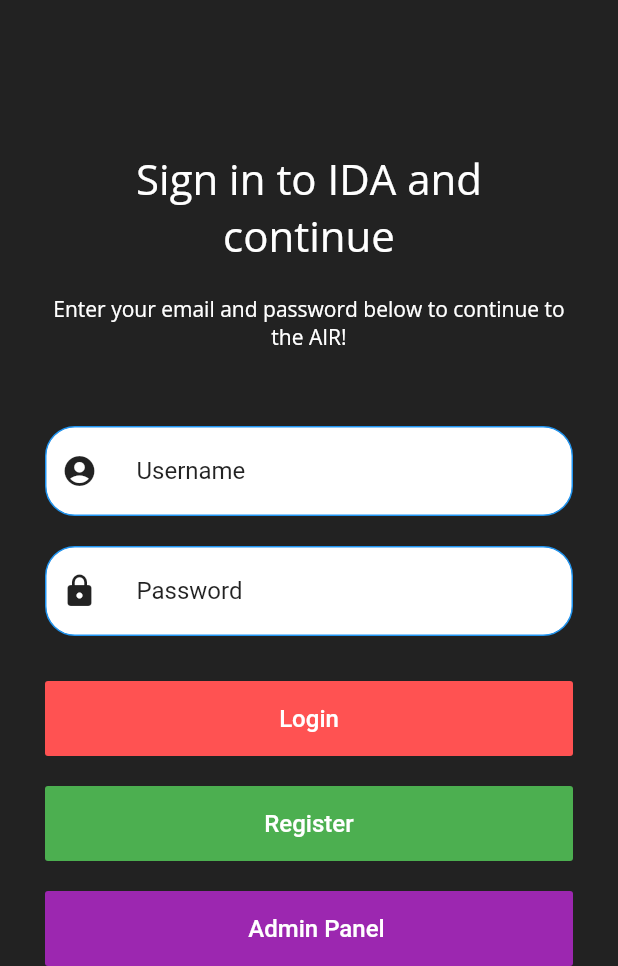
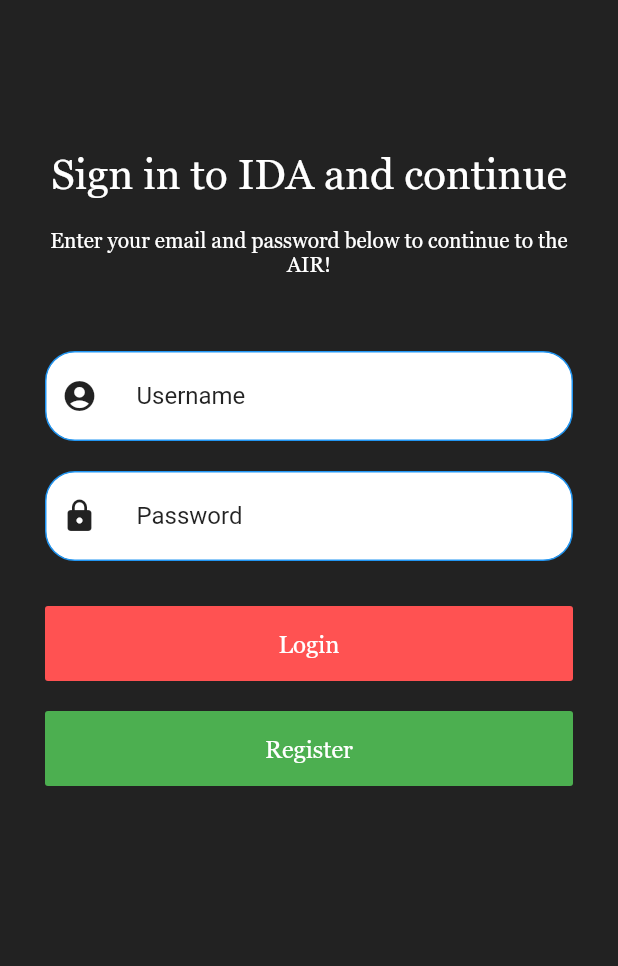
Before and after one commit to atharjaved15/air_app, a Flutter app: the screen it shows after launch, after a tap on "Get Started", on a phone screen of 412 x 824 dp, the part 270-1236 px from its top. Run offline on Flutter 3.47's test engine with Material 2 defaults, Android fonts, the phone set to English and light mode, and no system bars; our stand-ins replace animated_splash_screen, google_fonts.

Commit message:
Changes Made

```diff
--- a/lib/Start.dart
+++ b/lib/Start.dart
@@ -1,4 +1,5 @@
 import 'package:flutter/material.dart';
+import 'package:google_fonts/google_fonts.dart';
 import 'loginScreen.dart';
 class Start extends StatelessWidget {
 
@@ -31,13 +32,13 @@ class Start extends StatelessWidget {
               Text(
                 'Welcome to AIR !',
                 textAlign: TextAlign.center,
-                style: TextStyle(color: Colors.black87, fontSize: 28),
+                style: TextStyle(color: Colors.black87, fontSize: 28, fontFamily: 'Georgia'),
               ),
               SizedBox(height: 20),
               Text(
                 'A one-stop portal for you to Shop Online.',
                 textAlign: TextAlign.center,
-                style: TextStyle(color: Colors.black87, fontSize: 16),
+                style: TextStyle(color: Colors.black87, fontSize: 16, fontFamily: 'Georgia'),
               ),
               SizedBox(
                 height: 80,
@@ -55,7 +56,7 @@ class Start extends StatelessWidget {
                   mainAxisAlignment: MainAxisAlignment.center,
                   children: <Widget>[
                     Text('Get Started',
-                        style: TextStyle(color: Colors.white, fontSize: 20)),
+                        style: TextStyle(color: Colors.white, fontSize: 20, fontFamily: 'Georgia')),
                     Icon(Icons.arrow_forward_ios)
                   ],
                 ),
--- a/lib/adminLogin.dart
+++ b/lib/adminLogin.dart
@@ -47,14 +47,14 @@ class adminLogin extends StatelessWidget {
                   'Sign in to AIR and continue',
                   textAlign: TextAlign.center,
                   style:
-                  GoogleFonts.openSans(color: Colors.white, fontSize: 28),
+                  TextStyle(color: Colors.white, fontSize: 28,fontFamily: 'Georgia'),
                 ),
                 SizedBox(height: 20),
                 Text(
                   'Enter your email and password below to continue to the Interior Design Mobile Application as an Admin!',
                   textAlign: TextAlign.center,
                   style:
-                  GoogleFonts.openSans(color: Colors.white, fontSize: 14),
+                  TextStyle(color: Colors.white, fontSize: 14, fontFamily: 'Georgia'),
                 ),
                 SizedBox(
                   height: 50,
@@ -70,7 +70,7 @@ class adminLogin extends StatelessWidget {
                   onPressed: () => admin(context),
                   color: logoColor,
                   child: Text('Login As Admin',
-                      style: TextStyle(color: Colors.white, fontSize: 16)),
+                      style: TextStyle(color: Colors.white, fontSize: 16, fontFamily: 'Georgia')),
                   textColor: Colors.white,
                 ),
 
--- a/lib/loginScreen.dart
+++ b/lib/loginScreen.dart
@@ -51,14 +51,14 @@ class loginScreen extends StatelessWidget {
                   'Sign in to IDA and continue',
                   textAlign: TextAlign.center,
                   style:
-                  GoogleFonts.openSans(color: Colors.white, fontSize: 28),
+                  TextStyle(color: Colors.white, fontSize: 28,fontFamily: 'Georgia'),
                 ),
                 SizedBox(height: 20),
                 Text(
                   'Enter your email and password below to continue to the AIR!',
                   textAlign: TextAlign.center,
                   style:
-                  GoogleFonts.openSans(color: Colors.white, fontSize: 14),
+                  TextStyle(color: Colors.white, fontSize: 14,fontFamily: 'Georgia' ),
                 ),
                 SizedBox(
                   height: 50,
@@ -74,7 +74,7 @@ class loginScreen extends StatelessWidget {
                   onPressed: (){},
                   color: logoColor,
                   child: Text('Login',
-                      style: TextStyle(color: Colors.white, fontSize: 16)),
+                      style: TextStyle(color: Colors.white, fontSize: 16, fontFamily: 'Georgia')),
                   textColor: Colors.white,
                 ),
                 SizedBox(height: 20),
@@ -87,11 +87,11 @@ class loginScreen extends StatelessWidget {
                   },
                   color: Colors.green,
                   child: Text('Register',
-                      style: TextStyle(color: Colors.white, fontSize: 16)),
+                      style: TextStyle(color: Colors.white, fontSize: 16, fontFamily: 'Georgia')),
                   textColor: Colors.white,
                 ),
                 SizedBox(height: 20),
-                MaterialButton(
+               /* MaterialButton(
                   elevation: 0,
                   minWidth: double.maxFinite,
                   height: 50,
@@ -104,11 +104,11 @@ class loginScreen extends StatelessWidget {
                     children: <Widget>[
                       SizedBox(width: 10),
                       Text('Admin Panel',
-                          style: TextStyle(color: Colors.white, fontSize: 16)),
+                          style: TextStyle(color: Colors.white, fontSize: 16, fontFamily: 'Georgia')),
                     ],
                   ),
                   textColor: Colors.white,
-                ),
+                ),*/
                 SizedBox(height: 100),
 
               ],
--- a/lib/registerScreen.dart
+++ b/lib/registerScreen.dart
@@ -50,14 +50,14 @@ class registerScreen extends StatelessWidget {
                   'Sign in to AIR and Register Yourself',
                   textAlign: TextAlign.center,
                   style:
-                  GoogleFonts.openSans(color: Colors.white, fontSize: 28),
+                  TextStyle(color: Colors.white, fontSize: 28, fontFamily: 'Georgia'),
                 ),
                 SizedBox(height: 20),
                 Text(
                   'Enter your email and password below to Register to the AIR!',
                   textAlign: TextAlign.center,
                   style:
-                  GoogleFonts.openSans(color: Colors.white, fontSize: 14),
+                  TextStyle(color: Colors.white, fontSize: 14, fontFamily: 'Georgia'),
                 ),
                 SizedBox(
                   height: 50,
```
Also changed, not shown: pubspec.yaml (+4 -4 lines), asset/fonts/Georgia Bold Italic font.ttf (added), asset/fonts/Georgia Regular font.ttf (added), asset/fonts/Georgia.ttf (added), asset/fonts/georgia bold italic.ttf (added), asset/fonts/georgia bold.ttf (added), asset/fonts/georgia italic.ttf (added).
